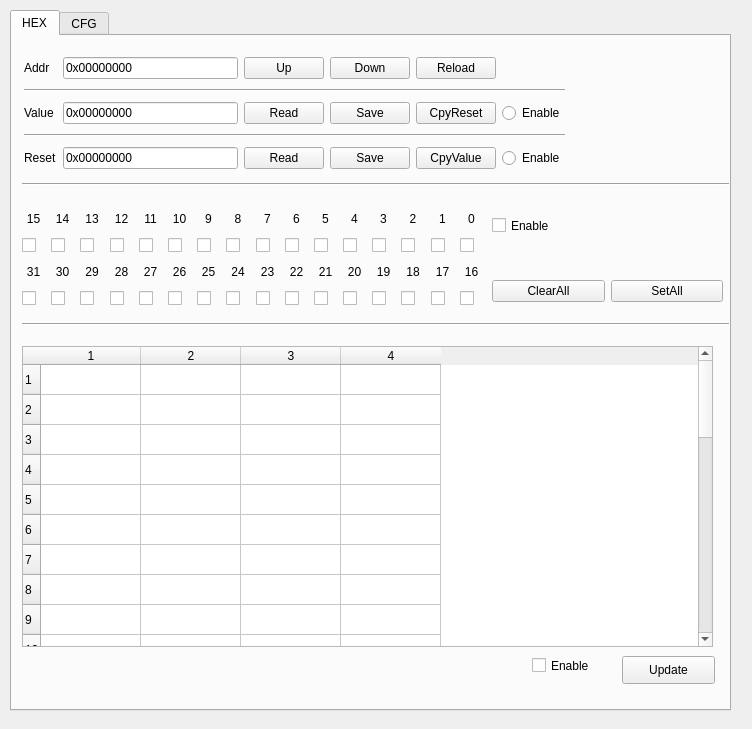
Above: ui_register.ui from guaguagua/register_cfg before the change. Below: the same form after it.
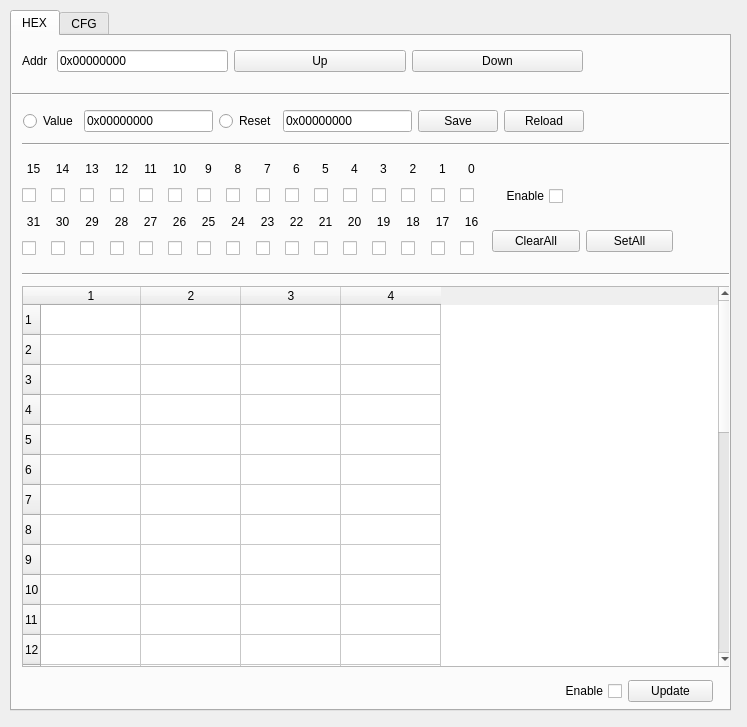
That is the form after the change. The open tabs and pages were chosen to show the change.

```diff
--- a/ui_register.ui
+++ b/ui_register.ui
@@ -6,8 +6,8 @@
    <rect>
     <x>0</x>
     <y>0</y>
-    <width>752</width>
-    <height>729</height>
+    <width>747</width>
+    <height>727</height>
    </rect>
   </property>
   <property name="windowTitle">
@@ -34,7 +34,7 @@
       <property name="geometry">
        <rect>
         <x>10</x>
-        <y>140</y>
+        <y>100</y>
         <width>721</width>
         <height>16</height>
        </rect>
@@ -47,7 +47,7 @@
       <property name="geometry">
        <rect>
         <x>10</x>
-        <y>280</y>
+        <y>230</y>
         <width>721</width>
         <height>16</height>
        </rect>
@@ -60,7 +60,7 @@
       <property name="geometry">
        <rect>
         <x>10</x>
-        <y>170</y>
+        <y>120</y>
         <width>461</width>
         <height>100</height>
        </rect>
@@ -752,9 +752,9 @@
       <property name="geometry">
        <rect>
         <x>10</x>
-        <y>310</y>
-        <width>691</width>
-        <height>301</height>
+        <y>250</y>
+        <width>711</width>
+        <height>381</height>
        </rect>
       </property>
       <property name="rowCount">
@@ -800,44 +800,18 @@
       <column/>
       <column/>
      </widget>
-     <widget class="QCheckBox" name="hex_table_edit_check">
-      <property name="geometry">
-       <rect>
-        <x>520</x>
-        <y>620</y>
-        <width>75</width>
-        <height>19</height>
-       </rect>
-      </property>
-      <property name="layoutDirection">
-       <enum>Qt::LeftToRight</enum>
-      </property>
-      <property name="text">
-       <string>Enable</string>
-      </property>
-     </widget>
-     <widget class="QPushButton" name="hex_table_update_btn">
-      <property name="geometry">
-       <rect>
-        <x>610</x>
-        <y>620</y>
-        <width>93</width>
-        <height>28</height>
-       </rect>
-      </property>
-      <property name="text">
-       <string>Update</string>
-      </property>
-     </widget>
      <widget class="QCheckBox" name="hex_bit_edit_check">
       <property name="geometry">
        <rect>
         <x>480</x>
-        <y>180</y>
-        <width>81</width>
-        <height>19</height>
+        <y>150</y>
+        <width>71</width>
+        <height>20</height>
        </rect>
       </property>
+      <property name="layoutDirection">
+       <enum>Qt::RightToLeft</enum>
+      </property>
       <property name="text">
        <string>Enable</string>
       </property>
@@ -845,47 +819,66 @@
      <widget class="QWidget" name="layoutWidget">
       <property name="geometry">
        <rect>
-        <x>12</x>
-        <y>17</y>
-        <width>541</width>
-        <height>120</height>
+        <x>480</x>
+        <y>190</y>
+        <width>181</width>
+        <height>30</height>
        </rect>
       </property>
-      <layout class="QGridLayout" name="gridLayout" columnstretch="0,1,0,0,0,0">
-       <item row="0" column="3">
-        <widget class="QPushButton" name="hex_addr_down">
-         <property name="font">
-          <font>
-           <pointsize>9</pointsize>
-          </font>
-         </property>
+      <layout class="QHBoxLayout" name="horizontalLayout_7">
+       <item>
+        <widget class="QPushButton" name="hex_bit_clear_all_btn">
          <property name="toolTip">
           <string>down addr</string>
          </property>
          <property name="text">
-          <string>Down</string>
+          <string>ClearAll</string>
          </property>
         </widget>
        </item>
-       <item row="0" column="2">
-        <widget class="QPushButton" name="hex_addr_up">
-         <property name="font">
-          <font>
-           <pointsize>9</pointsize>
-          </font>
-         </property>
+       <item>
+        <widget class="QPushButton" name="hex_bit_set_all_btn">
          <property name="toolTip">
           <string>up addr</string>
          </property>
          <property name="text">
-          <string>Up</string>
+          <string>SetAll</string>
          </property>
-         <property name="flat">
-          <bool>false</bool>
+        </widget>
+       </item>
+      </layout>
+     </widget>
+     <widget class="Line" name="line_4">
+      <property name="geometry">
+       <rect>
+        <x>0</x>
+        <y>50</y>
+        <width>721</width>
+        <height>16</height>
+       </rect>
+      </property>
+      <property name="orientation">
+       <enum>Qt::Horizontal</enum>
+      </property>
+     </widget>
+     <widget class="QWidget" name="">
+      <property name="geometry">
+       <rect>
+        <x>10</x>
+        <y>10</y>
+        <width>561</width>
+        <height>30</height>
+       </rect>
+      </property>
+      <layout class="QHBoxLayout" name="horizontalLayout_6" stretch="0,3,3,3">
+       <item>
+        <widget class="QLabel" name="label">
+         <property name="text">
+          <string>Addr </string>
          </property>
         </widget>
        </item>
-       <item row="0" column="1">
+       <item>
         <widget class="QLineEdit" name="hex_line_edit_addr">
          <property name="sizePolicy">
           <sizepolicy hsizetype="Preferred" vsizetype="Fixed">
@@ -902,78 +895,91 @@
          <property name="text">
           <string>0x00000000</string>
          </property>
+         <property name="alignment">
+          <set>Qt::AlignLeading|Qt::AlignLeft|Qt::AlignVCenter</set>
+         </property>
         </widget>
        </item>
-       <item row="2" column="0">
-        <widget class="QLabel" name="label_2">
+       <item>
+        <widget class="QPushButton" name="hex_addr_up">
+         <property name="font">
+          <font>
+           <pointsize>9</pointsize>
+          </font>
+         </property>
+         <property name="toolTip">
+          <string>up addr</string>
+         </property>
+         <property name="text">
+          <string>Up</string>
+         </property>
+         <property name="flat">
+          <bool>false</bool>
+         </property>
+        </widget>
+       </item>
+       <item>
+        <widget class="QPushButton" name="hex_addr_down">
+         <property name="font">
+          <font>
+           <pointsize>9</pointsize>
+          </font>
+         </property>
+         <property name="toolTip">
+          <string>down addr</string>
+         </property>
+         <property name="text">
+          <string>Down</string>
+         </property>
+        </widget>
+       </item>
+      </layout>
+     </widget>
+     <widget class="QWidget" name="">
+      <property name="geometry">
+       <rect>
+        <x>11</x>
+        <y>70</y>
+        <width>561</width>
+        <height>30</height>
+       </rect>
+      </property>
+      <layout class="QHBoxLayout" name="horizontalLayout">
+       <item>
+        <widget class="QRadioButton" name="hex_update_value_enable_radio">
+         <property name="toolTip">
+          <string>update bit cfg value to Reset</string>
+         </property>
          <property name="text">
           <string>Value</string>
          </property>
         </widget>
        </item>
-       <item row="4" column="1">
-        <widget class="QLineEdit" name="hex_line_edit_reset_value">
-         <property name="text">
-          <string>0x00000000</string>
-         </property>
-        </widget>
-       </item>
-       <item row="0" column="0">
-        <widget class="QLabel" name="label">
-         <property name="text">
-          <string>Addr </string>
-         </property>
-        </widget>
-       </item>
-       <item row="4" column="2">
-        <widget class="QPushButton" name="hex_reset_value_read_btn">
-         <property name="text">
-          <string>Read</string>
-         </property>
-        </widget>
-       </item>
-       <item row="2" column="2">
-        <widget class="QPushButton" name="hex_read_btn">
-         <property name="toolTip">
-          <string>read addr value from json</string>
-         </property>
-         <property name="text">
-          <string>Read</string>
-         </property>
-        </widget>
-       </item>
-       <item row="4" column="3">
-        <widget class="QPushButton" name="hex_reset_value_save_btn">
-         <property name="text">
-          <string>Save</string>
-         </property>
-        </widget>
-       </item>
-       <item row="4" column="0">
-        <widget class="QLabel" name="label_4">
-         <property name="text">
-          <string>Reset</string>
-         </property>
-        </widget>
-       </item>
-       <item row="2" column="1">
+       <item>
         <widget class="QLineEdit" name="hex_line_edit_value">
          <property name="text">
           <string>0x00000000</string>
          </property>
         </widget>
        </item>
-       <item row="4" column="5">
+       <item>
         <widget class="QRadioButton" name="hex_update_reset_enable_radio">
          <property name="toolTip">
           <string>update bit cfg value to Value</string>
          </property>
          <property name="text">
-          <string>Enable</string>
+          <string>Reset</string>
          </property>
         </widget>
        </item>
-       <item row="2" column="3">
+       <item>
+        <widget class="QLineEdit" name="hex_line_edit_reset_value">
+         <property name="text">
+          <string>0x00000000</string>
+         </property>
+        </widget>
+       </item>
+       <item>
         <widget class="QPushButton" name="hex_save_btn">
          <property name="toolTip">
           <string>save value to json file</string>
@@ -983,38 +989,7 @@
          </property>
         </widget>
        </item>
-       <item row="1" column="0" colspan="6">
-        <widget class="Line" name="line_3">
-         <property name="orientation">
-          <enum>Qt::Horizontal</enum>
-         </property>
-        </widget>
-       </item>
-       <item row="2" column="5">
-        <widget class="QRadioButton" name="hex_update_value_enable_radio">
-         <property name="toolTip">
-          <string>update bit cfg value to Reset</string>
-         </property>
-         <property name="text">
-          <string>Enable</string>
-         </property>
-        </widget>
-       </item>
-       <item row="3" column="0" colspan="6">
-        <widget class="Line" name="line_4">
-         <property name="orientation">
-          <enum>Qt::Horizontal</enum>
-         </property>
-        </widget>
-       </item>
-       <item row="2" column="4">
-        <widget class="QPushButton" name="hex_copy_reset_btn">
-         <property name="text">
-          <string>CpyReset</string>
-         </property>
-        </widget>
-       </item>
-       <item row="0" column="4">
+       <item>
         <widget class="QPushButton" name="hex_reload_btn">
          <property name="toolTip">
           <string>reload all data from json</string>
@@ -1024,42 +999,32 @@
          </property>
         </widget>
        </item>
-       <item row="4" column="4">
-        <widget class="QPushButton" name="hex_copy_value_btn">
-         <property name="text">
-          <string>CpyValue</string>
-         </property>
-        </widget>
-       </item>
       </layout>
      </widget>
-     <widget class="QWidget" name="layoutWidget">
+     <widget class="QWidget" name="">
       <property name="geometry">
        <rect>
-        <x>480</x>
-        <y>240</y>
-        <width>231</width>
+        <x>524</x>
+        <y>640</y>
+        <width>177</width>
         <height>30</height>
        </rect>
       </property>
-      <layout class="QHBoxLayout" name="horizontalLayout_7">
+      <layout class="QHBoxLayout" name="horizontalLayout_8">
        <item>
-        <widget class="QPushButton" name="hex_bit_clear_all_btn">
-         <property name="toolTip">
-          <string>set all bit to 0</string>
+        <widget class="QCheckBox" name="hex_table_edit_check">
+         <property name="layoutDirection">
+          <enum>Qt::RightToLeft</enum>
          </property>
          <property name="text">
-          <string>ClearAll</string>
+          <string>Enable</string>
          </property>
         </widget>
        </item>
        <item>
-        <widget class="QPushButton" name="hex_bit_set_all_btn">
-         <property name="toolTip">
-          <string>set all bit to 1</string>
-         </property>
+        <widget class="QPushButton" name="hex_table_update_btn">
          <property name="text">
-          <string>SetAll</string>
+          <string>Update</string>
          </property>
         </widget>
        </item>
@@ -1216,6 +1181,19 @@
      </widget>
     </widget>
    </widget>
+   <widget class="Line" name="line_3">
+    <property name="geometry">
+     <rect>
+      <x>1058</x>
+      <y>141</y>
+      <width>16</width>
+      <height>21</height>
+     </rect>
+    </property>
+    <property name="orientation">
+     <enum>Qt::Vertical</enum>
+    </property>
+   </widget>
   </widget>
  </widget>
  <resources/>
```
Left out of the diff: 6 changed lines with no effect on the pictures.
